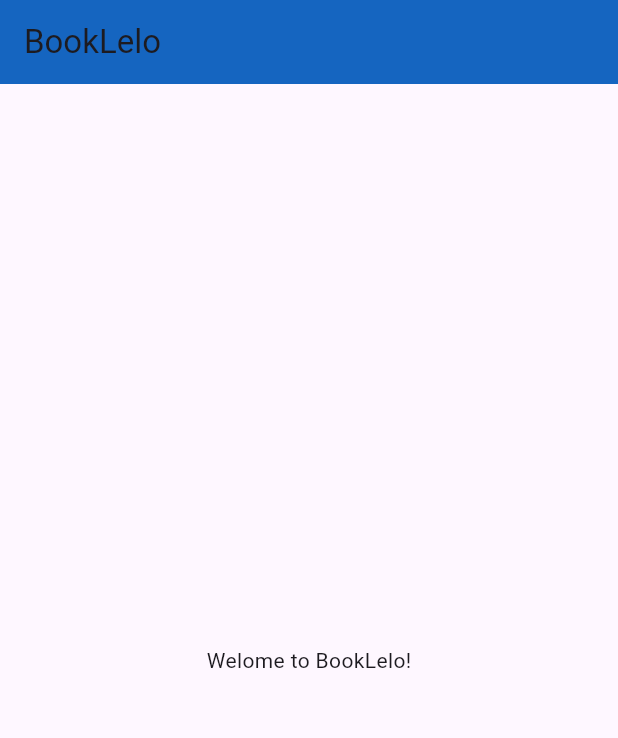
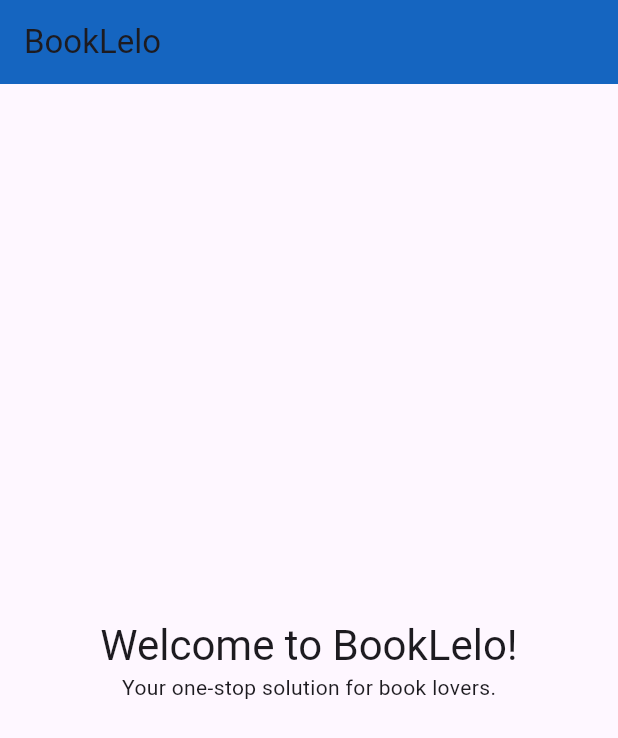
Before and after one commit to booklelo/bookxchange_app, a Flutter app: the screen it shows after launch, on a phone screen of 412 x 824 dp. Shown: the top 738 px of the screen. Run offline on Flutter 3.47's test engine with Material 3 defaults, Android fonts, the phone set to English and light mode, and no system bars.

Commit message:
test commit

```diff
--- a/lib/main.dart
+++ b/lib/main.dart
@@ -36,7 +36,21 @@
   Widget build(BuildContext context) {
     return Scaffold(
       appBar: AppBar(title: Text(_title), backgroundColor: Colors.blue[800]),
-      body: Center(child: Text("Welome to BookLelo!")),
+      body: Center(
+        child: Column(
+          mainAxisAlignment: MainAxisAlignment.center,
+          children: <Widget>[
+            Text(
+              'Welcome to BookLelo!',
+              style: Theme.of(context).textTheme.headlineMedium,
+            ),
+            Text(
+              'Your one-stop solution for book lovers.',
+              style: Theme.of(context).textTheme.bodyMedium,
+            ),
+          ],
+        ),
+      ),
     );
   }
 }
```
